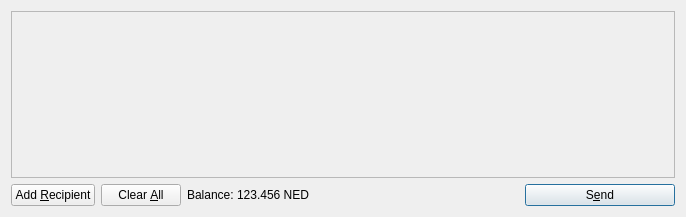
Old version of the form src/qt/forms/sendcoinsdialog.ui in the repository Gerjan77/EvaCoin.
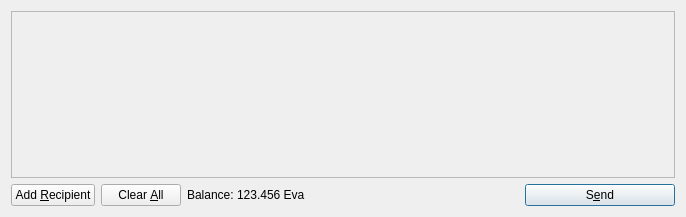
New version of the form. Icons and pictures are not drawn.

```diff
--- a/src/qt/forms/sendcoinsdialog.ui
+++ b/src/qt/forms/sendcoinsdialog.ui
@@ -119,7 +119,7 @@
           <cursorShape>IBeamCursor</cursorShape>
          </property>
          <property name="text">
-          <string>123.456 NED</string>
+          <string>123.456 Eva</string>
          </property>
          <property name="textInteractionFlags">
           <set>Qt::LinksAccessibleByMouse|Qt::TextSelectableByKeyboard|Qt::TextSelectableByMouse</set>
```
Left out of the diff: 15 changed lines with no effect on the pictures.
